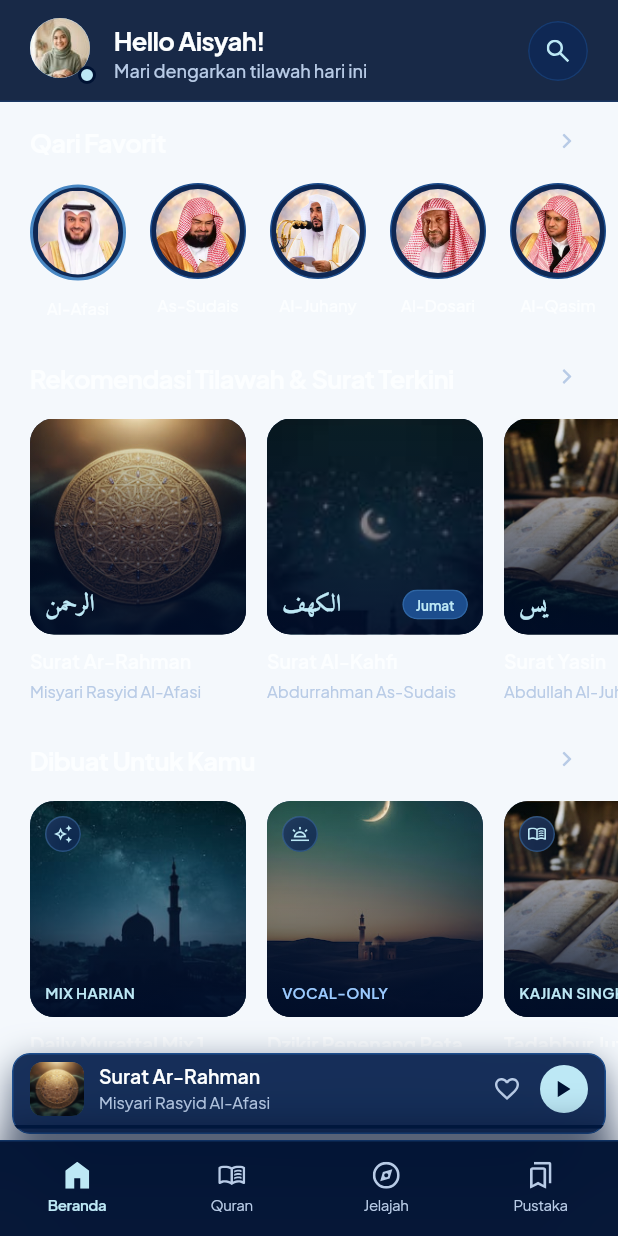
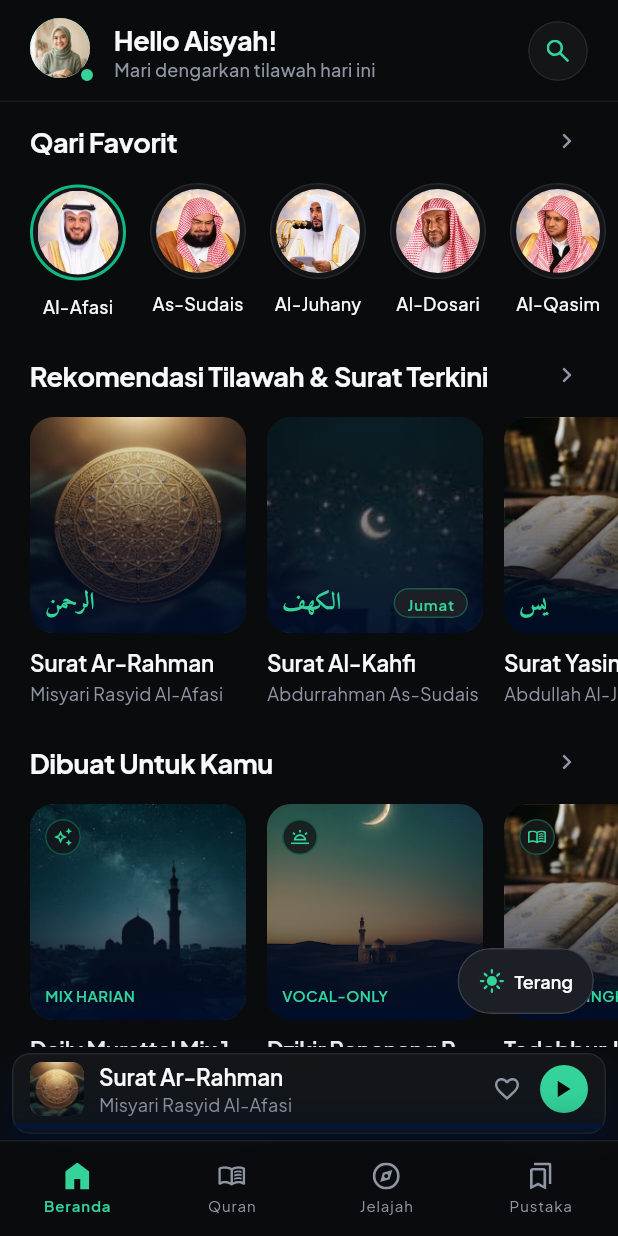
Before and after one commit to Rahmadarf/quran-app-final-project, a Flutter app: the screen it shows after launch, on a phone screen of 412 x 824 dp. Run offline on Flutter 3.47's test engine with Material 3 defaults, Android fonts, the phone set to English and light mode, and no system bars; our stand-ins replace dio, flutter_svg, just_audio, just_audio_background, shared_preferences; missing offline and left inert: audio_session; network calls fail; statements that could not run were skipped.

Commit message:
feat(theme): terapkan sistem tema dual-mode Audiophile Obsidian dan tombol ganti tema mengambang

```diff
--- a/lib/app/app.dart
+++ b/lib/app/app.dart
@@ -6,6 +6,7 @@ import 'package:flutter/widgets.dart';
 import '../features/player/application/player_controller.dart';
 import '../features/quran/application/quran_providers.dart';
 import '../features/reader/application/reader_controller.dart';
+import '../shared/widgets/theme_toggle_fab.dart';
 import 'router.dart';
 import 'theme.dart';
 
@@ -26,6 +27,7 @@ class _QuranAppState extends State<QuranApp> {
   @override
   void initState() {
     super.initState();
+    unawaited(_theme.restore());
     unawaited(_player.restore());
     unawaited(_reader.restore());
   }
@@ -59,10 +61,17 @@ class _QuranAppState extends State<QuranApp> {
                   settings: settings,
                   pageBuilder: (context, _, _) => builder(context),
                 ),
-                // Mouse dan stylus ikut bisa menggulir di web/desktop.
+                // Mouse & stylus ikut bisa menggulir di web/desktop +
+                // tombol ganti tema mengambang yang selalu dapat dijangkau.
                 builder: (context, child) => ScrollConfiguration(
                   behavior: const _AppScrollBehavior(),
-                  child: child ?? const SizedBox.shrink(),
+                  child: Stack(
+                    fit: StackFit.expand,
+                    children: [
+                      child ?? const SizedBox.shrink(),
+                      const FloatingThemeToggle(),
+                    ],
+                  ),
                 ),
               ),
             ),
--- a/lib/app/app_colors.dart
+++ b/lib/app/app_colors.dart
@@ -1,56 +1,64 @@
 import 'dart:ui';
 
-/// Palet "Ocean Blue" dari Figma (section Final Project).
+/// Palet Audiophile Obsidian (Dark primary) sesuai desain Figma Redesign v2.
 ///
-/// Figma tidak memakai variabel untuk layar-layar ini, jadi nilai di sini
-/// diambil langsung dari hex/rgba pada desain.
+/// Nilai statis di sini adalah nilai bawaan Dark Mode agar widget yang tidak
+/// menerima konteks tetap aman. Untuk dukungan penuh Dark & Light Mode,
+/// gunakan `AppThemeScope.paletteOf(context)`.
 abstract final class AppColors {
-  // Latar
-  static const Color background = Color(0xFF001233);
-  static const Color backgroundDeep = Color(0xFF000D29);
+  // Latar (Obsidian Dark)
+  static const Color background = Color(0xFF0A0B0D);
+  static const Color backgroundDeep = Color(0xFF060709);
 
   // Permukaan
-  static const Color surface = Color(0xFF0F2854);
-  static const Color surfaceCard = Color(0xFF102442);
-  static const Color surfaceDeep = Color(0xFF071A38);
-  static const Color surfaceVerse = Color(0xD9051838); // rgba(5,24,56,0.85)
-  static const Color surfaceActive = Color(0xFF142E54);
-  static const Color surfaceStrong = Color(0xFF1C4D8D);
+  static const Color surface = Color(0xFF131519);
+  static const Color surfaceCard = Color(0xFF131519);
+  static const Color surfaceDeep = Color(0xFF131519);
+  static const Color surfaceVerse = Color(0xFF0A0B0D);
+  static const Color surfaceActive = Color(0x2410B981); // emerald 14% tint
+  static const Color surfaceStrong = Color(0xFF1C1F26);
 
-  // Aksen
-  static const Color accent = Color(0xFF4988C4);
-  static const Color accentLight = Color(0xFFBDE8F5);
-  static const Color skyLabel = Color(0xFF9BCAFF);
+  // Aksen (Single Emerald)
+  static const Color accent = Color(0xFF10B981);
+  static const Color accentLight = Color(0xFF34D399);
+  static const Color skyLabel = Color(0xFF34D399);
 
   // Teks
-  static const Color textPrimary = Color(0xFFFCFEFF);
-  static const Color textTitle = Color(0xFFD2E7DF);
-  static const Color textPlayerTitle = Color(0xFFD9E2FF);
-  static const Color textMuted = Color(0xFFB8CBE6);
-  static const Color textSubtle = Color(0xFFA2B4D2);
-  static const Color textFaint = Color(0xFF94A9C9);
-  static const Color textBody = Color(0xFFC0C8CA);
-  static const Color placeholder = Color(0xFF6B829E);
-  static const Color onLight = Color(0xFF001233);
-  static const Color onAccent = Color(0xFF091424);
+  static const Color textPrimary = Color(0xFFF8F9FA);
+  static const Color textTitle = Color(0xFFF8F9FA);
+  static const Color textPlayerTitle = Color(0xFFF8F9FA);
+  static const Color textMuted = Color(0xFF8E96A4);
+  static const Color textSubtle = Color(0xFF8E96A4);
+  static const Color textFaint = Color(0xFF6B7280);
+  static const Color textBody = Color(0xFFCBD2D9);
+  static const Color placeholder = Color(0xFF6B7280);
+  static const Color onLight = Color(0xFF0A0B0D);
+  static const Color onAccent = Color(0xFF0A0B0D);
+
+  // Status
+  static const Color warning = Color(0xFFF59E0B);
+  static const Color warningSoft = Color(0x24F59E0B);
+  static const Color danger = Color(0xFFF43F5E);
+  static const Color dangerSoft = Color(0x24F43F5E);
 
   // Garis dan bayangan
-  static const Color border = Color(0xFF1C4D8D);
-  static Color borderAt(double opacity) => border.withValues(alpha: opacity);
+  static const Color border = Color(0x14FFFFFF); // white 8%
+  static const Color borderStrong = Color(0x24FFFFFF); // white 14%
+  static Color borderAt(double opacity) =>
+      const Color(0xFFFFFFFF).withValues(alpha: (opacity * 0.16).clamp(0, 1));
   static Color accentAt(double opacity) => accent.withValues(alpha: opacity);
   static Color lightAt(double opacity) => accentLight.withValues(alpha: opacity);
   static Color backgroundAt(double opacity) =>
       background.withValues(alpha: opacity);
   static Color surfaceAt(double opacity) => surface.withValues(alpha: opacity);
 
-  static const Color shadow = Color(0x1A000000); // rgba(0,0,0,0.1)
+  static const Color shadow = Color(0x73000000);
 
-  // Panel pemilih (bottom sheet) dan kartu pemilih, frame Figma "Pilih ...".
-  // Paletnya sedikit berbeda dari layar lain (teks krem, abu kebiruan).
-  static const Color sheet = Color(0xFF091424);
-  static const Color scrim = Color(0x99061810); // rgba(6,24,16,0.6)
-  static const Color sheetText = Color(0xFFF4F3E8);
-  static const Color sheetMuted = Color(0xFFB8CCC2);
-  static const Color sheetIcon = Color(0xFF88ADC3);
-  static const Color numberBadge = Color(0xFF284374);
+  // Panel bawah (terpadu dengan permukaan utama, tidak lagi terpisah)
+  static const Color sheet = Color(0xFF131519);
+  static const Color scrim = Color(0xB3000000);
+  static const Color sheetText = Color(0xFFF8F9FA);
+  static const Color sheetMuted = Color(0xFF8E96A4);
+  static const Color sheetIcon = Color(0xFF8E96A4);
+  static const Color numberBadge = Color(0xFF1C1F26);
 }
--- a/lib/app/app_text_styles.dart
+++ b/lib/app/app_text_styles.dart
@@ -2,8 +2,8 @@ import 'package:flutter/painting.dart';
 
 import 'app_colors.dart';
 
-/// Gaya teks dari Figma. Antarmuka memakai Plus Jakarta Sans, teks Arab Amiri.
-/// Berkas font dibundel di `assets/fonts/` dan dideklarasikan di pubspec.yaml.
+/// Gaya teks dari Figma Redesign v2 (Audiophile Obsidian).
+/// Antarmuka memakai Plus Jakarta Sans, teks Arab memakai Amiri.
 abstract final class AppFonts {
   static const String ui = 'PlusJakartaSans';
   static const String arabic = 'Amiri';
@@ -17,6 +17,7 @@ abstract final class AppTextStyles {
     Color color = AppColors.textPrimary,
     double letterSpacing = 0,
     FontStyle style = FontStyle.normal,
+    bool tabular = false,
   }) {
     return TextStyle(
       fontFamily: AppFonts.ui,
@@ -27,77 +28,82 @@ abstract final class AppTextStyles {
       color: color,
       letterSpacing: letterSpacing,
       decoration: TextDecoration.none,
+      fontFeatures: tabular ? const [FontFeature.tabularFigures()] : null,
     );
   }
 
-  /// Sapaan dan judul rak (17 Bold).
-  static TextStyle get heading => _ui(
-        size: 17,
-        lineHeight: 25.5,
+  /// Judul layar utama (24 Bold, -2% tracking).
+  static TextStyle get display => _ui(
+        size: 24,
+        lineHeight: 30,
         weight: FontWeight.w700,
-        letterSpacing: -0.425,
+        letterSpacing: -0.48,
       );
 
-  /// Judul bagian pada layar Jelajah (18 SemiBold).
-  static TextStyle get sectionTitle => _ui(
-        size: 18,
-        lineHeight: 24,
-        weight: FontWeight.w600,
-        color: AppColors.textTitle,
-      );
-
-  /// Judul kartu kategori dan kartu tafsir (18 Bold).
-  static TextStyle get cardHeading => _ui(
+  /// Sapaan dan judul rak (18 Bold, -1.5% tracking).
+  static TextStyle get heading => _ui(
         size: 18,
         lineHeight: 24,
         weight: FontWeight.w700,
-        color: AppColors.textTitle,
+        letterSpacing: -0.27,
       );
 
-  /// Judul pada kartu media (13 SemiBold).
-  static TextStyle get cardTitle => _ui(
-        size: 13,
-        lineHeight: 16.25,
+  /// Judul bagian pada layar Jelajah (18 Bold).
+  static TextStyle get sectionTitle => heading;
+
+  /// Judul kartu kategori dan tafsir (15 SemiBold).
+  static TextStyle get cardHeading => _ui(
+        size: 15,
+        lineHeight: 20,
         weight: FontWeight.w600,
+        letterSpacing: -0.08,
       );
 
-  /// Judul baris daftar (14 Bold).
-  static TextStyle get rowTitle => _ui(
-        size: 14,
+  /// Judul pada kartu media & baris daftar (15 SemiBold).
+  static TextStyle get cardTitle => _ui(
+        size: 15,
         lineHeight: 20,
-        weight: FontWeight.w700,
-        letterSpacing: 0.14,
+        weight: FontWeight.w600,
+        letterSpacing: -0.08,
       );
+
+  /// Judul baris daftar (15 SemiBold).
+  static TextStyle get rowTitle => cardTitle;
 
   static TextStyle get body => _ui(
         size: 14,
-        lineHeight: 20,
-        color: AppColors.textSubtle,
+        lineHeight: 21,
+        color: AppColors.textMuted,
       );
 
   static TextStyle get bodyRelaxed => _ui(
         size: 14,
-        lineHeight: 22.75,
+        lineHeight: 22,
         color: AppColors.textBody,
       );
 
   static TextStyle get caption => _ui(
-        size: 11,
-        lineHeight: 16.5,
+        size: 12,
+        lineHeight: 16,
         color: AppColors.textMuted,
+        letterSpacing: 0.18,
+        tabular: true,
       );
 
   static TextStyle get captionMedium => _ui(
-        size: 11,
-        lineHeight: 16.5,
+        size: 12,
+        lineHeight: 16,
         weight: FontWeight.w500,
+        letterSpacing: 0.18,
       );
 
   static TextStyle get label => _ui(
         size: 12,
         lineHeight: 16,
         weight: FontWeight.w500,
-        color: AppColors.skyLabel,
+        color: AppColors.textMuted,
+        letterSpacing: 0.18,
+        tabular: true,
       );
 
   static TextStyle get labelStrong => _ui(
@@ -105,47 +111,50 @@ abstract final class AppTextStyles {
         lineHeight: 16,
         weight: FontWeight.w600,
         color: AppColors.accentLight,
+        letterSpacing: 0.18,
       );
 
+  /// Overline / ALL CAPS (10 SemiBold, +8% tracking).
   static TextStyle get micro => _ui(
         size: 10,
         lineHeight: 14,
         weight: FontWeight.w600,
-        color: AppColors.skyLabel,
-        letterSpacing: 0.4,
+        color: AppColors.accentLight,
+        letterSpacing: 0.8,
+        tabular: true,
       );
 
   static TextStyle get navLabel => _ui(
         size: 10,
-        lineHeight: 15,
-        weight: FontWeight.w400,
+        lineHeight: 14,
+        weight: FontWeight.w600,
         color: AppColors.textMuted,
-        letterSpacing: -0.25,
+        letterSpacing: 0.6,
       );
 
   static TextStyle get badge => _ui(
-        size: 9,
-        lineHeight: 13.5,
+        size: 10,
+        lineHeight: 14,
         weight: FontWeight.w600,
         color: AppColors.accentLight,
+        letterSpacing: 0.6,
       );
 
   static TextStyle get hint => _ui(
         size: 14,
-        lineHeight: 20,
+        lineHeight: 21,
         color: AppColors.placeholder,
       );
 
   static TextStyle get quote => _ui(
-        size: 13,
-        lineHeight: 19.5,
-        style: FontStyle.italic,
-        color: AppColors.textMuted,
+        size: 14,
+        lineHeight: 21,
+        color: AppColors.textPrimary,
       );
 
-  /// Teks Arab. [size] dan [lineHeight] mengikuti Figma per tempat.
+  /// Teks Arab dengan line-height lega agar tanda baca tidak bertumpuk.
   static TextStyle arabic({
-    double size = 22,
+    double size = 26,
     double? lineHeight,
     FontWeight weight = FontWeight.w400,
     Color color = AppColors.textPrimary,
@@ -154,7 +163,7 @@ abstract final class AppTextStyles {
     return TextStyle(
       fontFamily: AppFonts.arabic,
       fontSize: size,
-      height: (lineHeight ?? size * 2) / size,
+      height: (lineHeight ?? size * 2.15) / size,
       fontWeight: weight,
       color: color,
       letterSpacing: letterSpacing,
@@ -170,6 +179,7 @@ abstract final class AppTextStyles {
     Color color = AppColors.textPrimary,
     double letterSpacing = 0,
     FontStyle style = FontStyle.normal,
+    bool tabular = false,
   }) =>
       _ui(
         size: size,
@@ -178,5 +188,6 @@ abstract final class AppTextStyles {
         color: color,
         letterSpacing: letterSpacing,
         style: style,
+        tabular: tabular,
       );
 }
--- a/lib/app/theme.dart
+++ b/lib/app/theme.dart
@@ -1,6 +1,5 @@
 import 'package:flutter/widgets.dart';
-
-import 'app_colors.dart';
+import 'package:shared_preferences/shared_preferences.dart';
 
 /// Pilihan mode tema aplikasi (docs/01 §8 #8, 07 §7).
 enum AppThemeMode {
@@ -9,7 +8,8 @@ enum AppThemeMode {
   dark,
 }
 
-/// Palet warna aktif untuk mode gelap dan mode terang.
+/// Palet semantik lengkap sesuai Figma Variables `Quran Audio / Color`
+/// untuk mode **Audiophile Obsidian (Dark)** dan **Studio Light (Light)**.
 class AppThemePalette {
   const AppThemePalette({
     required this.brightness,
@@ -18,16 +18,28 @@ class AppThemePalette {
     required this.surface,
     required this.surfaceCard,
     required this.surfaceDeep,
+    required this.surfaceElevated,
     required this.surfaceActive,
     required this.surfaceStrong,
     required this.accent,
     required this.accentLight,
+    required this.accentSoft,
+    required this.onAccent,
     required this.textPrimary,
     required this.textTitle,
     required this.textMuted,
     required this.textSubtle,
     required this.textBody,
+    required this.placeholder,
     required this.border,
+    required this.borderStrong,
+    required this.borderAccent,
+    required this.warning,
+    required this.warningSoft,
+    required this.danger,
+    required this.dangerSoft,
+    required this.scrim,
+    required this.shadow,
   });
 
   final Brightness brightness;
@@ -36,70 +48,139 @@ class AppThemePalette {
   final Color surface;
   final Color surfaceCard;
   final Color surfaceDeep;
+  final Color surfaceElevated;
   final Color surfaceActive;
   final Color surfaceStrong;
   final Color accent;
   final Color accentLight;
+  final Color accentSoft;
+  final Color onAccent;
   final Color textPrimary;
   final Color textTitle;
   final Color textMuted;
   final Color textSubtle;
   final Color textBody;
+  final Color placeholder;
   final Color border;
+  final Color borderStrong;
+  final Color borderAccent;
+  final Color warning;
+  final Color warningSoft;
+  final Color danger;
+  final Color dangerSoft;
+  final Color scrim;
+  final Color shadow;
 
   bool get isDark => brightness == Brightness.dark;
 
+  /// Audiophile Obsidian — Dark Mode (Primary).
   static const AppThemePalette dark = AppThemePalette(
     brightness: Brightness.dark,
-    background: AppColors.background,
-    backgroundDeep: AppColors.backgroundDeep,
-    surface: AppColors.surface,
-    surfaceCard: AppColors.surfaceCard,
-    surfaceDeep: AppColors.surfaceDeep,
-    surfaceActive: AppColors.surfaceActive,
-    surfaceStrong: AppColors.surfaceStrong,
-    accent: AppColors.accent,
-    accentLight: AppColors.accentLight,
-    textPrimary: AppColors.textPrimary,
-    textTitle: AppColors.textTitle,
-    textMuted: AppColors.textMuted,
-    textSubtle: AppColors.textSubtle,
-    textBody: AppColors.textBody,
-    border: AppColors.border,
+    background: Color(0xFF0A0B0D),
+    backgroundDeep: Color(0xFF060709),
+    surface: Color(0xFF131519),
+    surfaceCard: Color(0xFF131519),
+    surfaceDeep: Color(0xFF131519),
+    surfaceElevated: Color(0xFF1C1F26),
+    surfaceActive: Color(0x2410B981),
+    surfaceStrong: Color(0xFF1C1F26),
+    accent: Color(0xFF10B981),
+    accentLight: Color(0xFF34D399),
+    accentSoft: Color(0x2410B981),
+    onAccent: Color(0xFF0A0B0D),
+    textPrimary: Color(0xFFF8F9FA),
+    textTitle: Color(0xFFF8F9FA),
+    textMuted: Color(0xFF8E96A4),
+    textSubtle: Color(0xFF6B7280),
+    textBody: Color(0xFFCBD2D9),
+    placeholder: Color(0xFF6B7280),
+    border: Color(0x14FFFFFF),
+    borderStrong: Color(0x24FFFFFF),
+    borderAccent: Color(0xFF10B981),
+    warning: Color(0xFFF59E0B),
+    warningSoft: Color(0x24F59E0B),
+    danger: Color(0xFFF43F5E),
+    dangerSoft: Color(0x24F43F5E),
+    scrim: Color(0xB3000000),
+    shadow: Color(0x73000000),
   );
 
+  /// Studio Light — Light Mode (Calibrated neutral scale + WCAG AA accents).
   static const AppThemePalette light = AppThemePalette(
     brightness: Brightness.light,
-    background: Color(0xFFF4F8FC),
-    backgroundDeep: Color(0xFFEAF1F8),
+    background: Color(0xFFF8F9FA),
+    backgroundDeep: Color(0xFFF1F3F5),
     surface: Color(0xFFFFFFFF),
     surfaceCard: Color(0xFFFFFFFF),
-    surfaceDeep: Color(0xFFEBF2FA),
-    surfaceActive: Color(0xFFDCEBFA),
-    surfaceStrong: Color(0xFFBFD7F0),
-    accent: Color(0xFF1E60A6),
-    accentLight: Color(0xFF144880),
-    textPrimary: Color(0xFF0A1E38),
-    textTitle: Color(0xFF0D2847),
-    textMuted: Color(0xFF425B78),
-    textSubtle: Color(0xFF566E8A),
-    textBody: Color(0xFF1D344D),
-    border: Color(0xFFC4D7EA),
+    surfaceDeep: Color(0xFFFFFFFF),
+    surfaceElevated: Color(0xFFF1F3F5),
+    surfaceActive: Color(0x1A059669),
+    surfaceStrong: Color(0xFFE4E7EC),
+    accent: Color(0xFF059669),
+    accentLight: Color(0xFF059669),
+    accentSoft: Color(0x1A059669),
+    onAccent: Color(0xFFFFFFFF),
+    textPrimary: Color(0xFF0A0B0D),
+    textTitle: Color(0xFF0A0B0D),
+    textMuted: Color(0xFF4B5262),
+    textSubtle: Color(0xFF6B7280),
+    textBody: Color(0xFF262B34),
+    placeholder: Color(0xFF6B7280),
+    border: Color(0x140A0B0D),
+    borderStrong: Color(0x240A0B0D),
+    borderAccent: Color(0xFF059669),
+    warning: Color(0xFFB45309),
+    warningSoft: Color(0x24F59E0B),
+    danger: Color(0xFFE11D48),
+    dangerSoft: Color(0x24F43F5E),
+    scrim: Color(0x800A0B0D),
+    shadow: Color(0x1A0A0B0D),
   );
 }
 
-/// Pengendali tema terang/gelap yang mengikuti sistem secara bawaan.
+/// Pengendali tema terang/gelap dengan persistensi lokal.
 class AppThemeController extends ChangeNotifier {
-  AppThemeController({AppThemeMode initialMode = AppThemeMode.system})
+  AppThemeController({AppThemeMode initialMode = AppThemeMode.dark})
       : _mode = initialMode;
+
+  static const _prefKey = 'quran_audio_theme_mode_v1';
 
   AppThemeMode _mode;
   AppThemeMode get mode => _mode;
+
+  Future<void> restore() async {
+    try {
+      final prefs = await SharedPreferences.getInstance();
+      final saved = prefs.getString(_prefKey);
+      if (saved == null) return;
+      final parsed = AppThemeMode.values.where((m) => m.name == saved).firstOrNull;
+      if (parsed != null && parsed != _mode) {
+        _mode = parsed;
+        notifyListeners();
+      }
+    } catch (_) {
+      // Abaikan di lingkungan test tanpa SharedPreferences.
+    }
+  }
 
   void setMode(AppThemeMode mode) {
     if (_mode == mode) return;
     _mode = mode;
     notifyListeners();
+    _persist(mode);
+  }
+
+  /// Beralih cepat antara Dark Mode dan Light Mode dari tombol mengambang.
+  void toggle(BuildContext context) {
+    final current = resolveBrightness(context);
+    setMode(current == Brightness.dark ? AppThemeMode.light : AppThemeMode.dark);
+  }
+
+  Future<void> _persist(AppThemeMode mode) async {
+    try {
+      final prefs = await SharedPreferences.getInstance();
+      await prefs.setString(_prefKey, mode.name);
+    } catch (_) {}
   }
 
   Brightness resolveBrightness(BuildContext context) {
--- a/lib/shared/widgets/app_icon.dart
+++ b/lib/shared/widgets/app_icon.dart
@@ -50,7 +50,9 @@ enum AppIcons {
   textSize,
   mushaf,
   sparkle,
-  check;
+  check,
+  sun,
+  moon;
 
   String get asset => 'assets/icons/${_fileName(name)}.svg';
 
--- /dev/null
+++ b/lib/shared/widgets/theme_toggle_fab.dart
@@ -0,0 +1,77 @@
+import 'package:flutter/widgets.dart';
+
+import '../../app/theme.dart';
+import 'app_icon.dart';
+import 'app_surface.dart';
+import 'pressable.dart';
+
+/// Tombol ganti tema mengambang (Dark Mode ↔ Light Mode) yang dapat diakses
+/// dari seluruh layar aplikasi.
+class FloatingThemeToggle extends StatelessWidget {
+  const FloatingThemeToggle({super.key});
+
+  @override
+  Widget build(BuildContext context) {
+    final theme = AppThemeScope.maybeOf(context);
+    if (theme == null) return const SizedBox.shrink();
+
+    final palette = theme.paletteFor(context);
+    final isDark = palette.isDark;
+    final bottomInset = MediaQuery.paddingOf(context).bottom;
+
+    return Positioned(
+      right: 16,
+      bottom: 148 + bottomInset,
+      child: Pressable(
+        onTap: () => theme.toggle(context),
+        semanticLabel: isDark ? 'Ganti ke mode terang' : 'Ganti ke mode gelap',
+        pressedScale: 0.92,
+        child: AppSurface(
+          color: palette.surfaceElevated,
+          borderColor: palette.borderStrong,
+          radius: 999,
+          height: 44,
+          padding: const EdgeInsets.symmetric(horizontal: 14),
+          shadows: [
+            BoxShadow(
+              color: palette.shadow,
+              blurRadius: 20,
+              offset: const Offset(0, 8),
+              spreadRadius: -2,
+            ),
+          ],
+          child: Row(
+            mainAxisSize: MainAxisSize.min,
+            children: [
+              AnimatedSwitcher(
+                duration: const Duration(milliseconds: 220),
+                transitionBuilder: (child, anim) => RotationTransition(
+                  turns: Tween(begin: 0.75, end: 1.0).animate(anim),
+                  child: FadeTransition(opacity: anim, child: child),
+                ),
+                child: AppIcon(
+                  isDark ? AppIcons.sun : AppIcons.moon,
+                  key: ValueKey(isDark),
+                  size: 18,
+                  color: palette.accentLight,
+                ),
+              ),
+              const SizedBox(width: 6),
+              Text(
+                isDark ? 'Terang' : 'Gelap',
+                style: TextStyle(
+                  fontFamily: 'PlusJakartaSans',
+                  fontSize: 12,
+                  height: 16 / 12,
+                  fontWeight: FontWeight.w600,
+                  color: palette.textPrimary,
+                  decoration: TextDecoration.none,
+                ),
+              ),
+            ],
+          ),
+        ),
+      ),
+    );
+  }
+}
```
Also changed, not shown: assets/icons/moon.svg (added), assets/icons/sun.svg (added).
